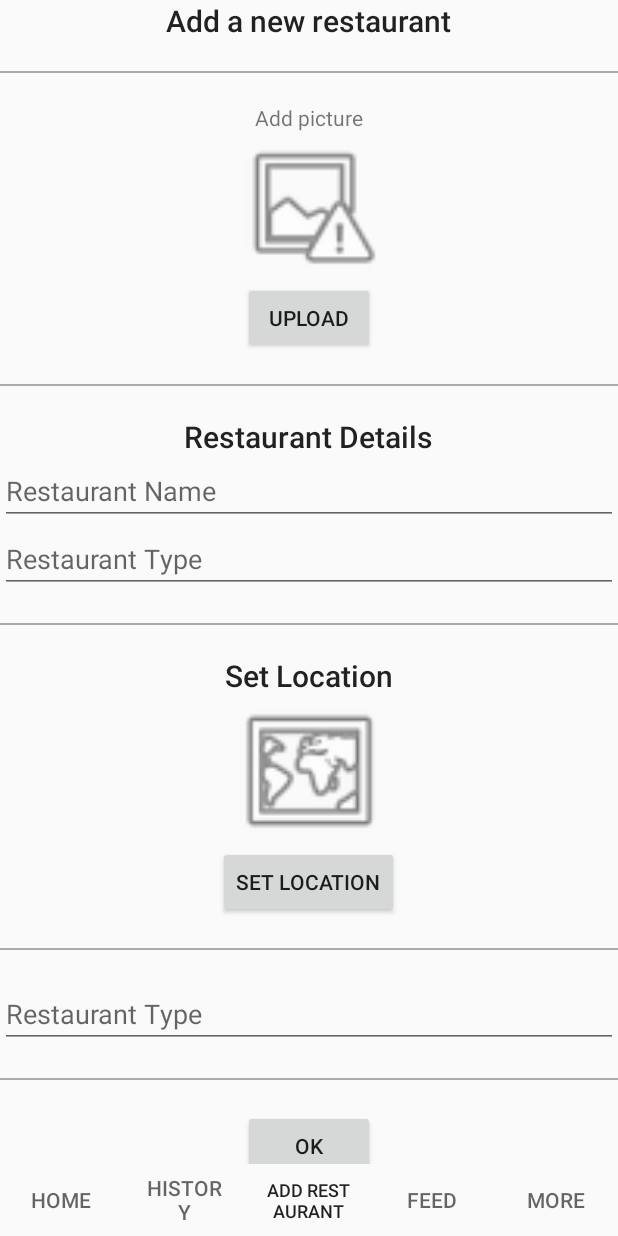
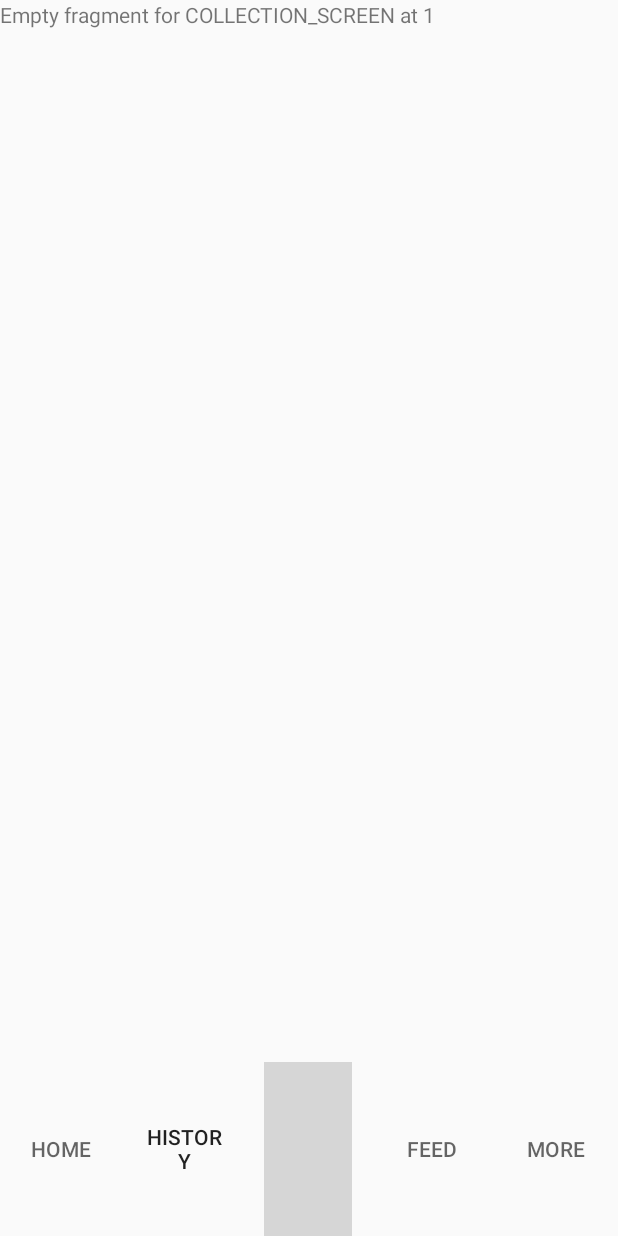
Before and after one commit to z80lives/XodeboxFood, an Android app: the screen it shows after launch (MainActivity), item 3 of the bottom bar chosen, on a phone screen of 412 x 824 dp. Run offline under Robolectric (Android 15) with nearby library versions, the phone set to English and light mode, and no system bars; network calls fail; grey boxes are pictures that could not be loaded.

Commit message:
Added code for our custom navigation bar, with the dice button in the middle.

```diff
--- a/app/src/main/java/xodebox/food/activities/MainActivity.java
+++ b/app/src/main/java/xodebox/food/activities/MainActivity.java
@@ -1,7 +1,6 @@
 package xodebox.food.activities;
 
 import android.os.Bundle;
-import android.support.design.widget.TabLayout;
 import android.support.v4.app.FragmentActivity;
 import android.support.v4.app.FragmentManager;
 import android.support.v4.view.ViewPager;
@@ -10,6 +9,7 @@ import android.widget.LinearLayout;
 
 import xodebox.food.R;
 import xodebox.food.ui.adapters.ScreenPagerAdapter;
+import xodebox.food.ui.nav.NavBar;
 import xodebox.food.ui.viewpagers.MainscreenViewPager;
 
 public class MainActivity extends FragmentActivity {
@@ -20,9 +20,10 @@ public class MainActivity extends FragmentActivity {
     protected void onCreate(Bundle savedInstanceState) {
         super.onCreate(savedInstanceState);
         FragmentManager fm = getSupportFragmentManager();
-      //  actionBar = getActionBar();
 
-        ScreenPagerAdapter screenPagerAdapter = new ScreenPagerAdapter(fm, getResources().getStringArray(R.array.nav_items));
+        NavBar navBar = new NavBar(this);
+
+        ScreenPagerAdapter screenPagerAdapter = new ScreenPagerAdapter(fm, getResources().getStringArray(R.array.nav_items), navBar);
 
         ViewGroup rootView = new LinearLayout(this);
         ViewPager screenPager = new MainscreenViewPager(this);
@@ -48,7 +49,7 @@ public class MainActivity extends FragmentActivity {
 
         //setContentView(R.layout.home_screen);
 
-        //Create nav bar
+        //This one looks cool. Maybe we can implement it in future.
         /* Nav strip
          PagerTabStrip navStrip = new PagerTabStrip(this);
         navStrip.setLayoutParams(new ViewGroup.LayoutParams(PagerTitleStrip.LayoutParams.MATCH_PARENT, ViewGroup.LayoutParams.MATCH_PARENT));
@@ -56,26 +57,12 @@ public class MainActivity extends FragmentActivity {
         */
 
 
-        /*
-        TabLayout tabLayout = new TabLayout(this);
-        //TabLayout.Tab tab = new tabLayout.newTab();
-//        tabLayout.addTab(tabLayout.newTab().setText("Home"));
+        //Add the bottom navigation bar
+        screenPager.setOffscreenPageLimit(4);       //Fixme: Cache the data and destroy the fragments instead.
 
 
-        tabLayout.setupWithViewPager(screenPager);
-        //tabLayout.addTab(tabLayout.newTab().setText("More"));
-
-        rootView.addView(tabLayout); */
-
-        //Add the bottom navigation bar
-        TabLayout tabLayout = new TabLayout(this){
-
-        };
-        tabLayout.setTabMode(TabLayout.MODE_FIXED);
-        tabLayout.setupWithViewPager(screenPager);
-        tabLayout.setSelectedTabIndicatorHeight(0);
-        //tabLayout.setAnimation();
-        rootView.addView(tabLayout);
+        navBar.setupWithViewPager(screenPager);
+        rootView.addView(navBar);
 
         setContentView(rootView, vgMatchParent);
 
--- a/app/src/main/java/xodebox/food/ui/adapters/ScreenPagerAdapter.java
+++ b/app/src/main/java/xodebox/food/ui/adapters/ScreenPagerAdapter.java
@@ -1,12 +1,21 @@
 package xodebox.food.ui.adapters;
 
+import android.os.Bundle;
+import android.support.annotation.Nullable;
 import android.support.v4.app.Fragment;
 import android.support.v4.app.FragmentManager;
 import android.support.v4.app.FragmentPagerAdapter;
+import android.util.Log;
+import android.view.LayoutInflater;
+import android.view.View;
+import android.view.ViewGroup;
+import android.widget.TextView;
 
-import xodebox.food.ui.fragments.AddRestaurantFragment;
-import xodebox.food.ui.fragments.HistoryScreenFragment;
+import java.util.HashMap;
+
+import xodebox.food.ui.fragments.DynamicScreenFragment;
 import xodebox.food.ui.fragments.HomeScreenFragment;
+import xodebox.food.ui.nav.NavBar;
 
 /**
  * Created by shath on 6/29/2016.
@@ -14,22 +23,38 @@ import xodebox.food.ui.fragments.HomeScreenFragment;
  */
 
 public class ScreenPagerAdapter extends FragmentPagerAdapter {
+    private static final String TAG = "ScreenPagerAdapter";
+    HashMap<ScreenTabs, Class> screenTabHashMap = new HashMap<>();
+    private NavBar navBar = null;
 
     private String navItems[];
+    private int tabCount = 0;
 
-    // HomeScreenFragment homeScreen;
-    public ScreenPagerAdapter(FragmentManager fm, String[] navItems) {
+    enum ScreenTabs{
+        HOME_SCREEN(0),
+        COLLECTION_SCREEN(1),
+        FEED_SCREEN(3),
+        MORE_SCREEN(4);
+        int index;
+        ScreenTabs(int i){ index = i; }
+        int getIndex(){ return index; }
+    }
+
+    /**
+     * Constructor for navbar with roll the dice button
+     * @param fm
+     * @param navItems
+     */
+    public ScreenPagerAdapter(FragmentManager fm, String[] navItems, NavBar navBar) {
         super(fm);
         this.navItems = navItems;
-        // homeScreen = new HomeScreenFragment();
+        createTabs();
+        this.navBar = navBar;
+        tabCount = navItems.length+1;
     }
 
     public void  createTabs(){
-        ScreenTab[] screenTabs = {
-                new ScreenTab(new HomeScreenFragment(), 0),
-                new ScreenTab(new HistoryScreenFragment(), 1)
-        };
-        //return this;
+        screenTabHashMap.put(ScreenTabs.HOME_SCREEN, HomeScreenFragment.class);
     }
 
     /**
@@ -41,15 +66,41 @@ public class ScreenPagerAdapter extends FragmentPagerAdapter {
     public Fragment getItem(int position) {
         //Fragment frag = new HomeScreenFragment();
         //return frag;
-        switch (position)
+
+        ScreenTabs[] item = ScreenTabs.values();
+
+
+        if (position > item.length || position < 0)
+            return new EmptyFragment();
+
+        //If dice button exists ignore it's index
+        if(navBar != null )     //FIXME refactor with short circuit boolean expression
         {
-            case 0:
-                return new HomeScreenFragment();
-            case 2:
-                return new AddRestaurantFragment();
-            default:
-                return new Fragment();
+            if( position >= navBar.getDiceButtonPosition())
+                position-=1;
         }
+
+        try {
+            //Search for the hashmap key first
+            if(screenTabHashMap.containsKey(item[position])) {
+                Class<Fragment> fragmentClass = screenTabHashMap.get(item[position]);
+                Fragment fragment = fragmentClass.newInstance();
+                /*Implement dice button in navigation for  home screen fragment*/
+                if (item[position] == ScreenTabs.HOME_SCREEN){
+                    ((HomeScreenFragment)fragment).setRollDiceButton(navBar.getRollDiceButton());
+                }
+                return fragment;
+            }
+        }catch (Exception ex){
+            Log.e(TAG, "getItem: "+ex.getMessage() );
+        }
+        //Fallback
+        Fragment emptyFragment = new EmptyFragment();
+        Bundle bundle = new Bundle();
+        bundle.putInt("position", item[position].getIndex());
+        bundle.putString("name", item[position].toString());
+        emptyFragment.setArguments(bundle);
+        return emptyFragment;
     }
 
     /**
@@ -57,7 +108,7 @@ public class ScreenPagerAdapter extends FragmentPagerAdapter {
      */
     @Override
     public int getCount() {
-        return navItems.length;
+        return tabCount;
     }
 
     /**
@@ -71,31 +122,30 @@ public class ScreenPagerAdapter extends FragmentPagerAdapter {
      */
     @Override
     public CharSequence getPageTitle(int position) {
-        //Fragment frag = getItem(position);
-       // return ((HomeScreenFragment) frag).getTitle();
-        //String arrNavItems[] = ;
-        assert(navItems!=null && navItems.length >= position);
-
-        return navItems[position].toString();
+        return "NULL";      //We do not really need this
     }
 
     /**
-     * To associate the screen fragment with an index
+     * Test fragment to show empty stuff
+     * TODO Remove this before the final product
      */
-    private class ScreenTab{
-        Fragment fragment;
+    public static class EmptyFragment extends DynamicScreenFragment{
         int position;
-        public ScreenTab(Fragment fragment, int index){
-            this.fragment = fragment;
-            this.position = index;
-        }
+        String title;
 
-        /** Getters for this class **/
-        public Fragment getFragment() {
-            return fragment;
-        }
-        public int getPosition() {
-            return position;
+        @Nullable
+        @Override
+        public View onCreateView(LayoutInflater inflater, @Nullable ViewGroup container, @Nullable Bundle savedInstanceState) {
+           // return super.onCreateView(inflater, container, savedInstanceState);
+            ViewGroup root = createLinearRootView();
+            Bundle bundle = this.getArguments();
+            position = bundle.getInt("position", 0);
+            title = bundle.getString("name", "Unknown");
+
+            TextView textView = new TextView(root.getContext());
+            textView.setText("Empty fragment for "+ title+ " at " + position);
+            root.addView(textView);
+            return root;
         }
     }
 }
--- /dev/null
+++ b/app/src/main/java/xodebox/food/ui/fragments/DynamicScreenFragment.java
@@ -0,0 +1,21 @@
+package xodebox.food.ui.fragments;
+
+import android.support.v4.app.Fragment;
+import android.widget.LinearLayout;
+
+/**
+ * Created by shath on 7/17/2016.
+ */
+public abstract class DynamicScreenFragment extends Fragment {
+
+    /**
+     * Create the root layout
+     * @return rootLayout
+     */
+    protected LinearLayout createLinearRootView(){
+        LinearLayout rootView = new LinearLayout(getContext());
+        rootView.setWeightSum(1);
+        rootView.setOrientation(LinearLayout.VERTICAL);
+        return rootView;
+    }
+}
--- a/app/src/main/java/xodebox/food/ui/fragments/HomeScreenFragment.java
+++ b/app/src/main/java/xodebox/food/ui/fragments/HomeScreenFragment.java
@@ -4,7 +4,6 @@ import android.content.res.TypedArray;
 import android.os.Bundle;
 import android.support.annotation.Nullable;
 import android.support.annotation.StyleRes;
-import android.support.v4.app.Fragment;
 import android.support.v4.view.PagerAdapter;
 import android.support.v4.view.ViewPager;
 import android.support.v7.widget.Toolbar;
@@ -13,7 +12,9 @@ import android.view.LayoutInflater;
 import android.view.View;
 import android.view.ViewGroup;
 import android.widget.FrameLayout;
+import android.widget.ImageButton;
 import android.widget.LinearLayout;
+import android.widget.Toast;
 
 import java.io.InputStream;
 import java.util.ArrayList;
@@ -28,15 +29,29 @@ import xodebox.food.ui.view.RestaurantCardView;
  * Created by shath on 6/29/2016.
  * Fragment for home screen.
  */
-public class HomeScreenFragment extends Fragment  {
+public class HomeScreenFragment extends DynamicScreenFragment  {
     private static final String TAG = "HomeScreenFragment";
     private static int instance=0;
+    private ImageButton rollDiceButton;
 
     /**
      * Default constructor
      */
     public HomeScreenFragment(){
         instance++;     //Count instance for debug purpose.
+    }
+
+    public boolean prepareRollButton(){
+        if (rollDiceButton == null) {
+            return false;
+        }
+        rollDiceButton.setOnClickListener(new View.OnClickListener() {
+            @Override
+            public void onClick(View v) {
+                Toast.makeText(getContext(), "Roll button clicked", Toast.LENGTH_SHORT).show();
+            }
+        });
+        return  true;
     }
 
     /**
@@ -101,19 +116,10 @@ public class HomeScreenFragment extends Fragment  {
 
         }
 
+        prepareRollButton();
         return rootView;
     }
 
-    /**
-     * Create the root layout
-     * @return rootLayout
-     */
-    private LinearLayout createLinearRootView(){
-        LinearLayout rootView = new LinearLayout(getContext());
-        rootView.setWeightSum(1);
-        rootView.setOrientation(LinearLayout.VERTICAL);
-        return rootView;
-    }
 
     /**
      * Retrieve the layout attributes from xml file and use it.
@@ -164,4 +170,9 @@ public class HomeScreenFragment extends Fragment  {
         }
 
     };
+
+    public void setRollDiceButton(ImageButton rollDiceButton)
+    {
+        this.rollDiceButton = rollDiceButton;
+    }
 }
--- /dev/null
+++ b/app/src/main/java/xodebox/food/ui/nav/NavBar.java
@@ -0,0 +1,125 @@
+package xodebox.food.ui.nav;
+
+import android.content.Context;
+import android.support.annotation.NonNull;
+import android.support.design.widget.TabLayout;
+import android.support.v4.view.PagerAdapter;
+import android.support.v4.view.ViewPager;
+import android.widget.ImageButton;
+import android.widget.ImageView;
+
+import xodebox.food.R;
+
+/**
+ * Created by shath on 7/16/2016.
+ */
+public class NavBar extends TabLayout {
+    private Tab[] tabs;
+    private int diceButtonIndex = 0;
+    private ImageButton rollDiceButton;
+
+    /**
+     * Our default constructor
+     * @param context
+     */
+    public NavBar(Context context) {
+        super(context);
+        setTabMode(MODE_FIXED);
+        setSelectedTabIndicatorHeight(0);
+        setTabGravity(GRAVITY_FILL);
+    }
+
+    /**
+     * Generate the tab buttons using the nav_item in xml resource file
+     */
+    public void makeTabs(){
+        removeAllTabs();
+        String[] tabLabels = getResources().getStringArray(R.array.nav_items);
+        tabs = new Tab[tabLabels.length];
+
+        for(int i=0; i<tabLabels.length; i++) {
+            Tab tab = newTab();
+            tab.setText(tabLabels[i]);
+            tabs[i] = tab;
+        }
+        //Place all the tabs along with the roll button
+        for(int i=0,c=0; i<tabLabels.length+1; i++)
+        {
+            int middle = (tabLabels.length/2);
+            diceButtonIndex = middle;
+            if(i==middle)
+            {
+                //View diceView = inflate(getContext(), R.layout.nav_button, null);
+                ImageButton imageButton = new ImageButton(getContext());
+                //Resources.Theme diceTheme = getResources().newTheme();
+                imageButton.setImageDrawable(getResources().getDrawable(R.drawable.roll_the_dice));
+                imageButton.setScaleType(ImageView.ScaleType.FIT_CENTER);
+                rollDiceButton = imageButton;
+                addTab(newTab().setCustomView(imageButton));
+                continue;
+            }
+            addTab(tabs[c++]);
+        }
+        //setBackgroundResource(R.drawable.round_tag);
+    }
+
+    /**
+     * Modified code from the super method
+     * @param viewPager
+     */
+    @Override
+    public void setupWithViewPager(@NonNull ViewPager viewPager) {
+        //super.setupWithViewPager(viewPager);
+        final PagerAdapter pagerAdapter = viewPager.getAdapter();
+        if (pagerAdapter == null) {
+            throw new IllegalArgumentException("View pager does not have pager adapter set.");
+        }
+        makeTabs();
+        viewPager.addOnPageChangeListener(new TabLayoutOnPageChangeListener(this));
+        setOnTabSelectedListener(new NavPagerOnTabSelectedListener(viewPager, diceButtonIndex));
+
+
+    }
+
+    public ImageButton getRollDiceButton(){
+        return rollDiceButton;
+    }
+
+    public int getDiceButtonPosition(){
+        return diceButtonIndex;
+    }
+}
+
+
+/**
+ * Modified the tab listener to ignore the die button and redirect to zeroth index (Home tab)
+ * when called.
+ */
+ class NavPagerOnTabSelectedListener implements TabLayout.OnTabSelectedListener{
+     int diceButtonIndex;
+     ViewPager mViewPager;
+
+     public NavPagerOnTabSelectedListener(ViewPager viewPager, int diceIndex) {
+         //super();
+         mViewPager = viewPager;
+         diceButtonIndex = diceIndex;
+     }
+
+     @Override
+     public void onTabSelected(TabLayout.Tab tab) {
+         int pos = tab.getPosition();
+         if(pos == diceButtonIndex)
+             pos = 0;
+         mViewPager.setCurrentItem(pos);
+     }
+
+     @Override
+     public void onTabUnselected(TabLayout.Tab tab) {
+
+     }
+
+     @Override
+     public void onTabReselected(TabLayout.Tab tab) {
+
+     }
+ }
```
Also changed, not shown: app/src/main/res/drawable/middle_button.xml (added, +21 -0 lines), app/src/main/res/layout/nav_button.xml (added, +12 -0 lines), app/src/main/res/layout/sample_static_nav_bar.xml (+13 -7 lines), app/src/main/res/values/nav_items.xml (+7 -1 lines).
